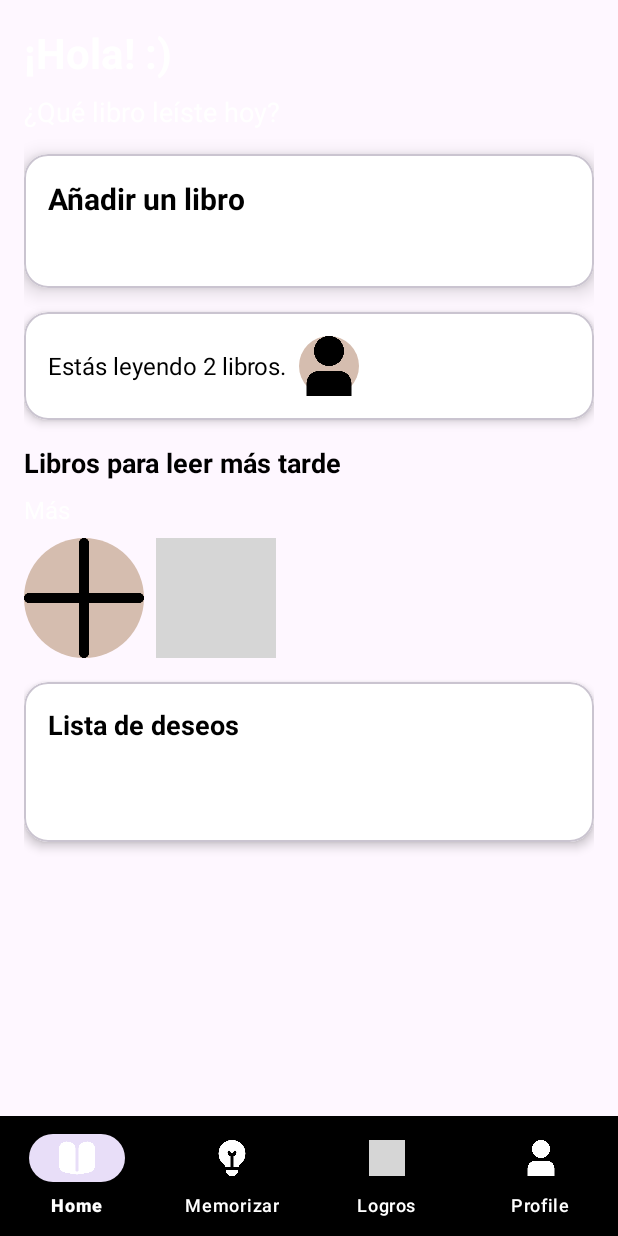
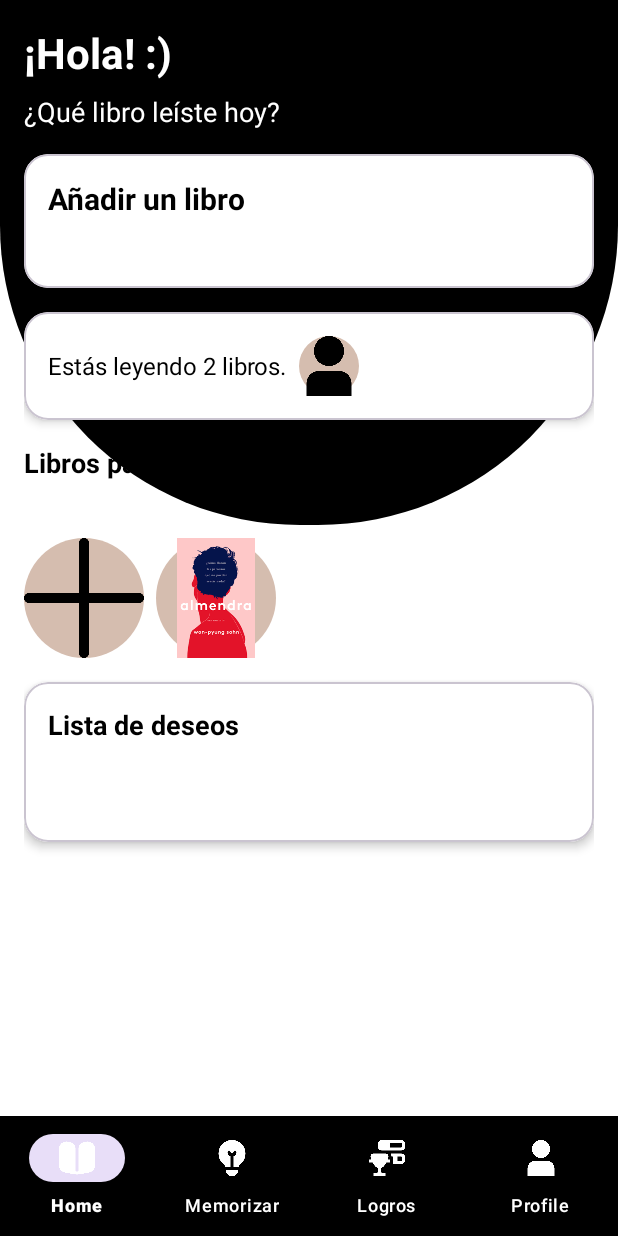
Before and after one commit to Dazaitan/Android-estudio-Java---CowboySpacesBooks, an Android app: the Home screen opened directly, with no data from a screen before it, on a phone screen of 412 x 824 dp. Run offline under Robolectric (Android 15) with nearby library versions, the phone set to English and light mode, and no system bars; grey boxes are pictures that could not be loaded.

Commit message:
Interfaz Home ya funcionando correctamente

```diff
--- a/app/src/main/AndroidManifest.xml
+++ b/app/src/main/AndroidManifest.xml
@@ -14,13 +14,13 @@
         android:theme="@style/Theme.CowboySpacesBooks"
         tools:targetApi="31">
         <activity
-            android:name=".vista.Home"
+            android:name=".Home"
             android:exported="false" />
         <activity
-            android:name=".vista.Registro"
+            android:name=".Registro"
             android:exported="false" />
         <activity
-            android:name=".vista.Login"
+            android:name=".Login"
             android:exported="false" />
         <activity
             android:name=".MainActivity"
--- a/app/src/main/java/com/example/cowboyspacesbooks/modelo/DBAHelper.java
+++ b/app/src/main/java/com/example/cowboyspacesbooks/DBAHelper.java
@@ -1,4 +1,4 @@
-package com.example.cowboyspacesbooks.modelo;
+package com.example.cowboyspacesbooks;
 
 import android.content.Context;
 import android.database.sqlite.SQLiteDatabase;
--- a/app/src/main/java/com/example/cowboyspacesbooks/vista/Home.java
+++ b/app/src/main/java/com/example/cowboyspacesbooks/Home.java
@@ -1,11 +1,10 @@
-package com.example.cowboyspacesbooks.vista;
+package com.example.cowboyspacesbooks;
 
 import android.os.Bundle;
 
 import androidx.activity.EdgeToEdge;
 import androidx.appcompat.app.AppCompatActivity;
 
-import com.example.cowboyspacesbooks.R;
 import com.google.android.material.bottomnavigation.BottomNavigationView;
 import androidx.core.graphics.Insets;
 import androidx.core.view.ViewCompat;
--- a/app/src/main/java/com/example/cowboyspacesbooks/vista/Login.java
+++ b/app/src/main/java/com/example/cowboyspacesbooks/Login.java
@@ -1,4 +1,4 @@
-package com.example.cowboyspacesbooks.vista;
+package com.example.cowboyspacesbooks;
 
 import android.content.Intent;
 import android.os.Bundle;
@@ -12,10 +12,6 @@ import androidx.appcompat.app.AppCompatActivity;
 import androidx.core.graphics.Insets;
 import androidx.core.view.ViewCompat;
 import androidx.core.view.WindowInsetsCompat;
-
-import com.example.cowboyspacesbooks.IloginCallback;
-import com.example.cowboyspacesbooks.R;
-import com.example.cowboyspacesbooks.modelo.UserDAO;
 
 public class Login extends AppCompatActivity {
     private EditText editTextEmail;
--- a/app/src/main/java/com/example/cowboyspacesbooks/controlador/LoginTask.java
+++ b/app/src/main/java/com/example/cowboyspacesbooks/LoginTask.java
@@ -1,10 +1,10 @@
-package com.example.cowboyspacesbooks.controlador;
+package com.example.cowboyspacesbooks;
 
 import android.os.AsyncTask;
 import android.util.Log;
 
 import com.example.cowboyspacesbooks.IloginCallback;
-import com.example.cowboyspacesbooks.modelo.UserDAO;
+import com.example.cowboyspacesbooks.UserDAO;
 
 import org.json.JSONObject;
 
--- a/app/src/main/java/com/example/cowboyspacesbooks/MainActivity.java
+++ b/app/src/main/java/com/example/cowboyspacesbooks/MainActivity.java
@@ -9,9 +9,6 @@ import androidx.appcompat.app.AppCompatActivity;
 import androidx.core.graphics.Insets;
 import androidx.core.view.ViewCompat;
 import androidx.core.view.WindowInsetsCompat;
-
-import com.example.cowboyspacesbooks.vista.Login;
-import com.example.cowboyspacesbooks.vista.Registro;
 
 public class MainActivity extends AppCompatActivity {
 
--- a/app/src/main/java/com/example/cowboyspacesbooks/controlador/RegisterTask.java
+++ b/app/src/main/java/com/example/cowboyspacesbooks/RegisterTask.java
@@ -1,4 +1,4 @@
-package com.example.cowboyspacesbooks.controlador;
+package com.example.cowboyspacesbooks;
 
 import android.content.Context;
 import android.content.Intent;
--- a/app/src/main/java/com/example/cowboyspacesbooks/vista/Registro.java
+++ b/app/src/main/java/com/example/cowboyspacesbooks/Registro.java
@@ -1,4 +1,4 @@
-package com.example.cowboyspacesbooks.vista;
+package com.example.cowboyspacesbooks;
 
 import android.os.Bundle;
 import android.view.View;
@@ -11,10 +11,6 @@ import androidx.appcompat.app.AppCompatActivity;
 import androidx.core.graphics.Insets;
 import androidx.core.view.ViewCompat;
 import androidx.core.view.WindowInsetsCompat;
-
-import com.example.cowboyspacesbooks.R;
-import com.example.cowboyspacesbooks.controlador.RegisterTask;
-import com.example.cowboyspacesbooks.modelo.UserDAO;
 
 public class Registro extends AppCompatActivity {
     private EditText txtNombre,txtApellido,txtEmail,txtContrasena,txtCedula,txtContrasenaConfirmar;
--- a/app/src/main/java/com/example/cowboyspacesbooks/modelo/UserDAO.java
+++ b/app/src/main/java/com/example/cowboyspacesbooks/UserDAO.java
@@ -1,13 +1,10 @@
-package com.example.cowboyspacesbooks.modelo;
+package com.example.cowboyspacesbooks;
 
 import android.content.ContentValues;
 import android.content.Context;
 import android.database.Cursor;
 import android.database.sqlite.SQLiteDatabase;
 import android.util.Log;
-
-import com.example.cowboyspacesbooks.IloginCallback;
-import com.example.cowboyspacesbooks.controlador.LoginTask;
 
 public class UserDAO {
     private DBAHelper dbaHelper;
--- a/app/src/main/res/drawable/circle_background.xml
+++ b/app/src/main/res/drawable/circle_background.xml
@@ -1,9 +1,7 @@
 <shape xmlns:android="http://schemas.android.com/apk/res/android"
-    xmlns:tools="http://schemas.android.com/tools"
-    android:shape="oval"
-    tools:ignore="ExtraText">
-    <solid android:color="#d5bdaf" />  <!-- Color de fondo; cámbialo según tus necesidades -->
+    android:shape="oval">
+    <solid android:color="#d5bdaf" />
     <size
         android:width="80dp"
-    android:height="80dp" />
+        android:height="80dp" />
 </shape>
--- /dev/null
+++ b/app/src/main/res/drawable/curved_background.xml
@@ -0,0 +1,7 @@
+<shape xmlns:android="http://schemas.android.com/apk/res/android"
+    android:shape="rectangle">
+    <solid android:color="#000000" /> <!-- Fondo blanco -->
+    <corners
+        android:bottomLeftRadius="200dp"
+        android:bottomRightRadius="200dp" /> <!-- Ajusta este valor para cambiar la curvatura -->
+</shape>
--- a/app/src/main/res/layout/activity_home.xml
+++ b/app/src/main/res/layout/activity_home.xml
@@ -5,12 +5,18 @@
     android:id="@+id/main"
     android:layout_width="match_parent"
     android:layout_height="match_parent"
-    tools:context=".vista.Home">
+    tools:context=".Home">
 
     <RelativeLayout xmlns:android="http://schemas.android.com/apk/res/android"
         xmlns:app="http://schemas.android.com/apk/res-auto"
         android:layout_width="match_parent"
-        android:layout_height="match_parent">
+        android:layout_height="match_parent"
+        android:background="#FFFFFFFF">
+    <View
+        android:id="@+id/fondo_negro"
+        android:layout_width="match_parent"
+        android:layout_height="350dp"
+        android:background="@drawable/curved_background" />
 
     <ScrollView xmlns:android="http://schemas.android.com/apk/res/android"
         xmlns:app="http://schemas.android.com/apk/res-auto"
@@ -155,7 +161,7 @@
                     <ImageView
                         android:layout_width="80dp"
                         android:layout_height="80dp"
-                        android:src="@drawable/book_cover_1"
+                        android:src="@drawable/po_almendra"
                         android:layout_marginEnd="8dp"
                         android:background="@drawable/circle_background"
                         android:contentDescription="Portada de libro 1" />
--- a/app/src/main/res/layout/activity_login.xml
+++ b/app/src/main/res/layout/activity_login.xml
@@ -5,7 +5,7 @@
     android:layout_width="match_parent"
     android:layout_height="match_parent"
     android:background="#E4DDD6"
-    tools:context=".vista.Login"
+    tools:context=".Login"
     android:id="@+id/main">
 
     <ImageView
--- a/app/src/main/res/layout/activity_registro.xml
+++ b/app/src/main/res/layout/activity_registro.xml
@@ -6,7 +6,7 @@
     android:layout_height="match_parent"
     android:background="#E8E8E8"
     android:id="@+id/main"
-    tools:context=".vista.Registro">
+    tools:context=".Registro">
 
 
     <View
--- a/app/src/main/res/menu/bottom_nav_menu.xml
+++ b/app/src/main/res/menu/bottom_nav_menu.xml
@@ -10,7 +10,7 @@
         android:title="Memorizar" />
     <item
         android:id="@+id/nav_logros"
-        android:icon="@drawable/ic_logros_navBar"
+        android:icon="@drawable/ic_logrosnavbar"
         android:title="Logros" />
     <item
         android:id="@+id/nav_profile"
```
Also changed, not shown: app/src/main/res/drawable/po_almendra.png (added).
